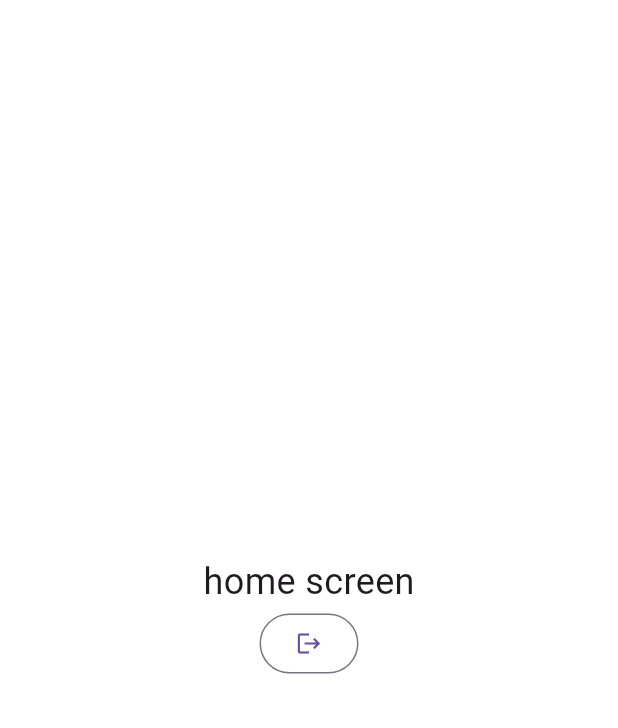
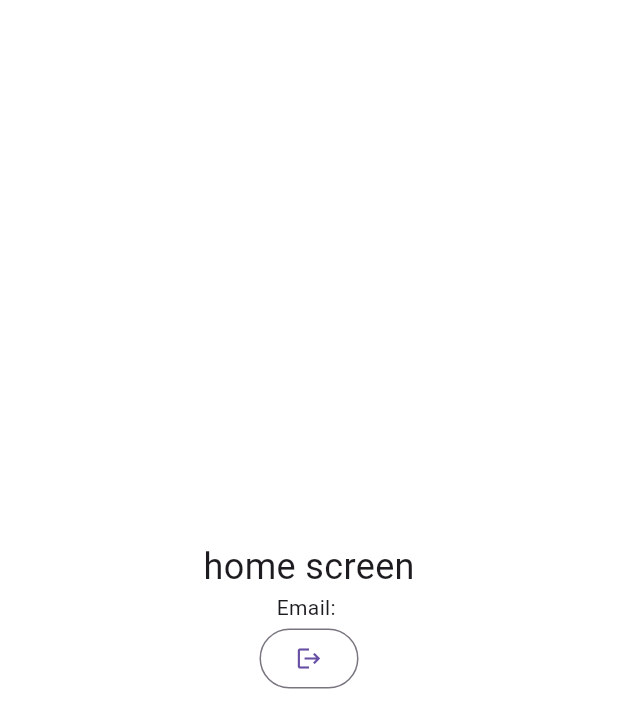
Before and after one commit to fridoustin/pantauApp, a Flutter app: the HomeScreen screen opened by its route, on a phone screen of 412 x 824 dp. Shown: the top 728 px of the screen. Run offline on Flutter 3.47's test engine with Material 3 defaults, Android fonts, the phone set to English and light mode, and no system bars; our stand-ins replace flutter_dotenv, flutter_riverpod, google_fonts, supabase_flutter; accounts and stored records are empty.

Commit message:
feat: display the logged in email

```diff
--- a/lib/features/home/presentation/screens/home_screen.dart
+++ b/lib/features/home/presentation/screens/home_screen.dart
@@ -12,6 +12,9 @@ class HomeScreen extends ConsumerWidget {
 
   @override
   Widget build(BuildContext context, WidgetRef ref) {
+    final user = Supabase.instance.client.auth.currentUser;
+    final email = user?.email ?? "Unknown";
+
     return Scaffold(
       backgroundColor: AppColors.backgroundColor,
       body: Center(
@@ -23,6 +26,9 @@ class HomeScreen extends ConsumerWidget {
               style: TextStyle(
                 fontSize: 24,
               ),
+            ),
+            Text(
+              "Email: $email",
             ),
             OutlinedButton(
               onPressed: () async {
```
